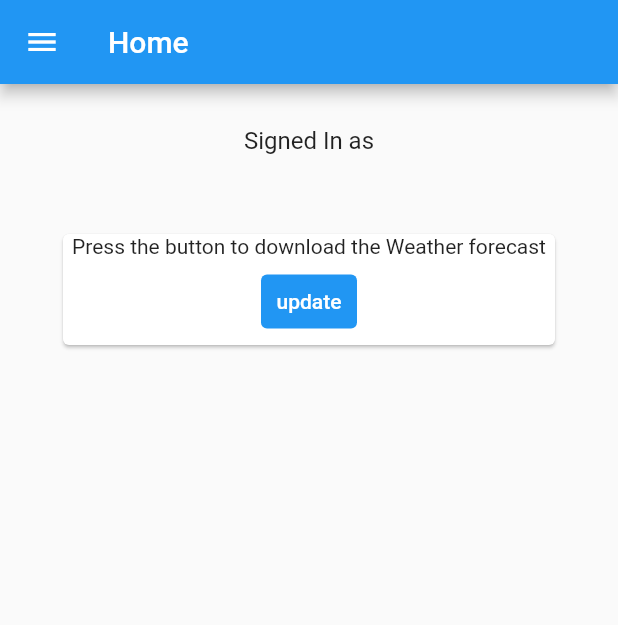
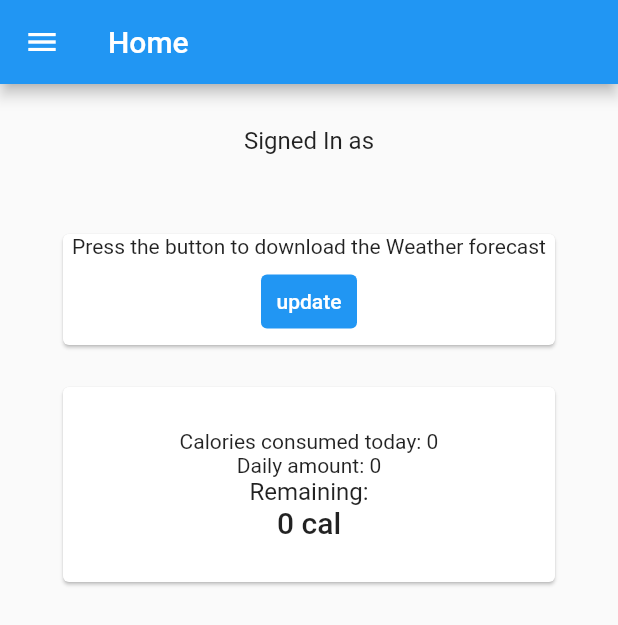
Before and after one commit to Rexol/flutter-course-final-project, a Flutter app: the screen it shows once a user with an empty profile is signed in, in the side drawer, after a tap on "Home", on a phone screen of 412 x 824 dp. Shown: the top 625 px of the screen. Run offline on Flutter 3.47's test engine with Material 2 defaults, Android fonts, the phone set to English and light mode, and no system bars; our stand-ins replace cloud_firestore, firebase_auth, firebase_core, geolocator, sqflite, weather; accounts and stored records are empty; generated files the repository leaves out were written again.

Commit message:
stat box

```diff
--- a/lib/pages/home_page.dart
+++ b/lib/pages/home_page.dart
@@ -1,3 +1,4 @@
+import 'package:final_project/widgets/calorie_stats_widget.dart';
 import 'package:final_project/widgets/navigation_drawer.dart';
 import 'package:final_project/widgets/weather_widget.dart';
 import 'package:firebase_auth/firebase_auth.dart';
@@ -34,6 +35,10 @@ class HomePage extends StatelessWidget {
               padding: EdgeInsets.all(10),
               child: WeatherWidget(),
             ),
+            const Padding(
+              padding: EdgeInsets.all(10),
+              child: CalorieStats(),
+            ),
           ],
         ),
       ),
--- a/lib/providers/calorie_log_provider.dart
+++ b/lib/providers/calorie_log_provider.dart
@@ -51,5 +51,20 @@ CREATE TABLE IF NOT EXISTS $tablename (
     return data.map((e) => CalorieLog.fromMap(e)).toList();
   }
 
+  Future<List<CalorieLog>> getDayHistory() async {
+    List<Map<String, dynamic>> data = await db.query(
+      tablename,
+      columns: ['id', 'amount', 'time'],
+    );
+    final all = data.map((e) => CalorieLog.fromMap(e)).toList();
+    final today = DateTime.now();
+    return all.where((element) {
+      final date = element.time!;
+      return date.year == today.year &&
+          date.month == today.month &&
+          date.day == today.day;
+    }).toList();
+  }
+
   Future close() async => db.close();
 }
--- /dev/null
+++ b/lib/widgets/calorie_stats_widget.dart
@@ -0,0 +1,96 @@
+import 'package:cloud_firestore/cloud_firestore.dart';
+import 'package:final_project/providers/calorie_log_provider.dart';
+import 'package:firebase_auth/firebase_auth.dart';
+import 'package:flutter/material.dart';
+import 'package:flutter/src/widgets/framework.dart';
+import 'package:flutter/src/widgets/placeholder.dart';
+
+class CalorieStats extends StatefulWidget {
+  const CalorieStats({super.key});
+
+  @override
+  State<CalorieStats> createState() => _CalorieStatsState();
+}
+
+class _CalorieStatsState extends State<CalorieStats> {
+  final provider = CalorieLogProvider();
+  int consumedToday = 0;
+  int daily = 0;
+
+  @override
+  void initState() {
+    _getLog();
+    _getDaily();
+    super.initState();
+  }
+
+  Future _getLog() async {
+    await provider.open();
+    final log = await provider.getDayHistory();
+    int consumed = 0;
+    for (var element in log) {
+      consumed += element.amount;
+    }
+    setState(() {
+      consumedToday = consumed;
+    });
+  }
+
+  Future _getDaily() async {
+    final user = FirebaseAuth.instance.currentUser!;
+    final userDoc =
+        FirebaseFirestore.instance.collection('users').doc(user.email);
+    final data = await userDoc.get();
+    setState(() {
+      daily = data['calories'] ?? 0;
+    });
+  }
+
+  @override
+  Widget build(BuildContext context) {
+    return Card(
+      child: Container(
+        padding: EdgeInsets.all(28),
+        width: 500,
+        child: Column(
+          children: [
+            _eatenToday(),
+            _dailyNorm(),
+            _remaining(),
+          ],
+        ),
+      ),
+    );
+  }
+
+  Widget _remaining() {
+    return Column(
+      children: [
+        Text(
+          'Remaining:',
+          style: Theme.of(context).textTheme.titleMedium,
+        ),
+        Text(
+          '${daily > consumedToday ? daily - consumedToday : 0} cal',
+          style: Theme.of(context).textTheme.titleLarge,
+        ),
+      ],
+    );
+  }
+
+  Widget _eatenToday() {
+    return Column(
+      children: [
+        Text('Calories consumed today: $consumedToday'),
+      ],
+    );
+  }
+
+  Widget _dailyNorm() {
+    return Column(
+      children: [
+        Text('Daily amount: $daily'),
+      ],
+    );
+  }
+}
```
